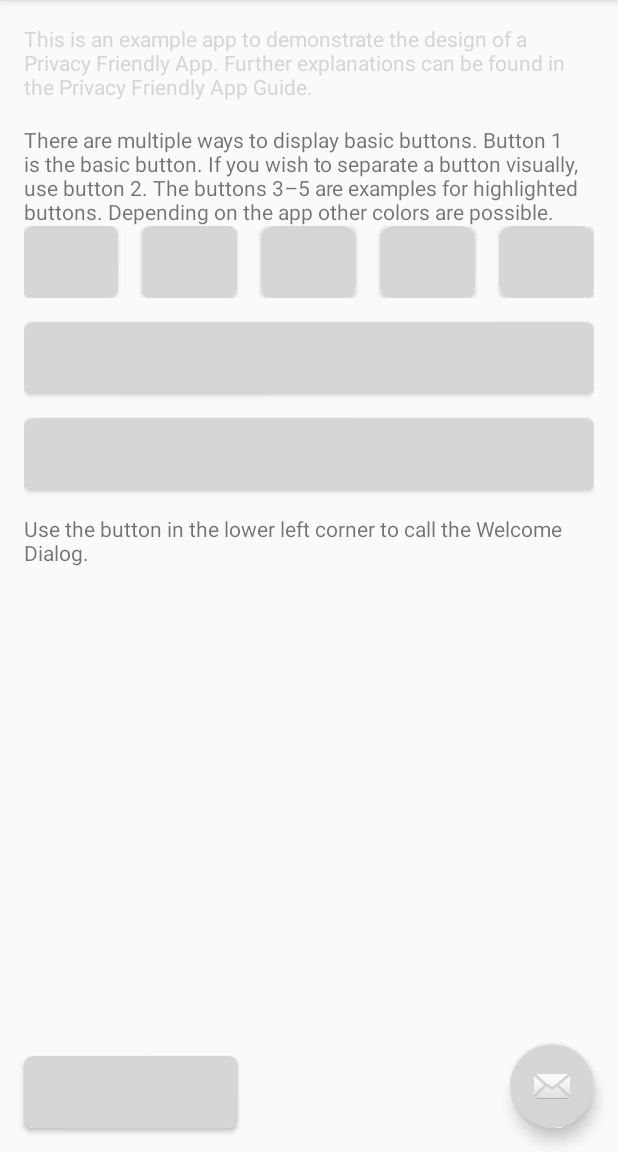
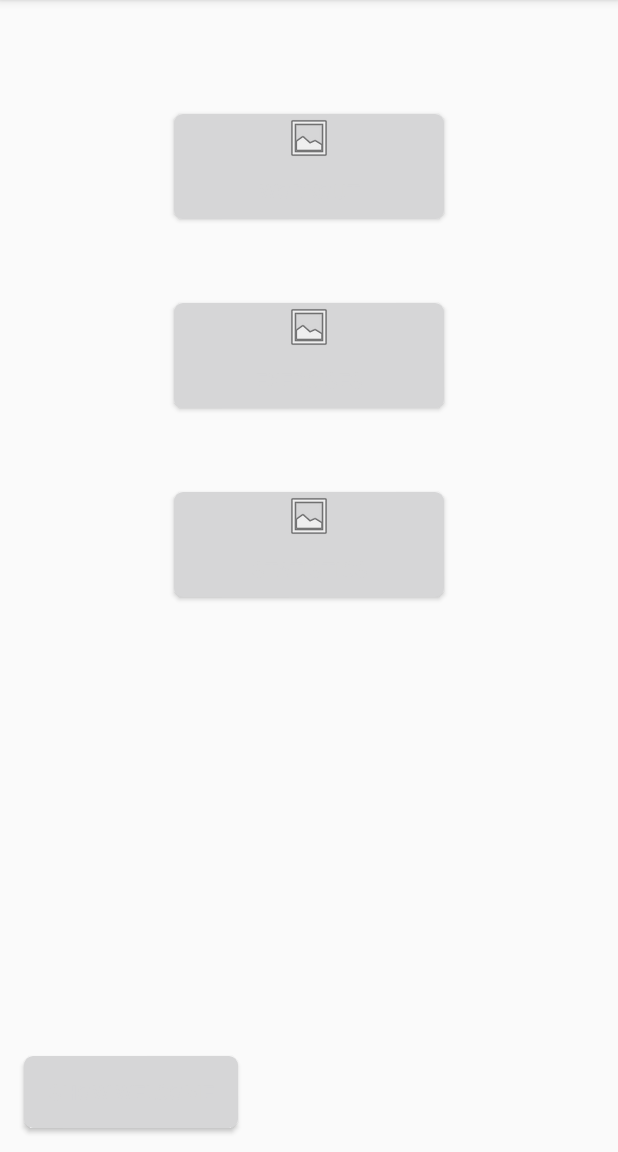
Before and after one commit to SecUSo/privacy-friendly-interval-timer, an Android app: the screen it shows after launch (MainActivity), on a phone screen of 412 x 824 dp, the part 84-1236 px from its top. Run offline under Robolectric (Android 15) with nearby library versions, the phone set to English and light mode, and no system bars.

Commit message:
main gui rework

```diff
--- a/app/src/main/java/org/secuso/privacyfriendlyexample/BaseActivity.java
+++ b/app/src/main/java/org/secuso/privacyfriendlyexample/BaseActivity.java
@@ -133,7 +133,7 @@ public class BaseActivity extends AppCompatActivity implements OnNavigationItemS
         Intent intent;
 
         switch(itemId) {
-            case R.id.nav_example:
+            case R.id.nav_main:
                 intent = new Intent(this, MainActivity.class);
                 intent.setFlags(Intent.FLAG_ACTIVITY_CLEAR_TOP);
                 startActivity(intent);
--- a/app/src/main/res/layout/app_bar_main.xml
+++ b/app/src/main/res/layout/app_bar_main.xml
@@ -12,14 +12,6 @@
 
     <include layout="@layout/content_main" />
 
-    <android.support.design.widget.FloatingActionButton
-        android:id="@+id/fab"
-        android:layout_width="wrap_content"
-        android:layout_height="wrap_content"
-        android:layout_gravity="bottom|end"
-        android:layout_margin="@dimen/fab_margin"
-        android:src="@android:drawable/ic_dialog_email" />
-
     <Button
         android:id="@+id/button_welcomedialog"
         android:layout_width="wrap_content"
--- a/app/src/main/res/layout/content_main.xml
+++ b/app/src/main/res/layout/content_main.xml
@@ -14,104 +14,46 @@
     tools:context="org.secuso.privacyfriendlyexample.MainActivity"
     tools:showIn="@layout/app_bar_main"
     android:orientation="vertical"
-    style="@style/AlertDialog.AppCompat">
-
-    <TextView
-        android:id="@+id/main_text_title"
-        android:layout_width="match_parent"
-        android:layout_height="wrap_content"
-        android:layout_marginBottom="@dimen/activity_vertical_margin"
-        android:text="@string/main_text_title"
-        android:textColor="@color/black"/>
-
-    <TextView
-        android:id="@+id/main_text_normalbutton_desc"
-        android:layout_width="match_parent"
-        android:layout_height="wrap_content"
-        android:text="@string/main_text_normalbutton_desc"/>
-
-    <LinearLayout
-        android:layout_width="match_parent"
-        android:layout_height="wrap_content"
-        android:paddingBottom="@dimen/activity_vertical_margin"
-        android:weightSum="5">
-
-        <Button
-            android:layout_width="0dp"
-            android:layout_height="wrap_content"
-            android:background="@drawable/button_normal"
-            android:layout_weight="1"
-            android:layout_marginEnd="@dimen/activity_horizontal_margin"
-            android:text="@string/main_button_1"
-            android:textColor="@color/white"
-            android:id="@+id/main_button_1"
-            android:onClick="onClick"/>
-        <Button
-            android:layout_width="0dp"
-            android:layout_height="wrap_content"
-            android:background="@drawable/button_middleblue"
-            android:layout_weight="1"
-            android:layout_marginEnd="@dimen/activity_horizontal_margin"
-            android:text="@string/main_button_2"
-            android:textColor="@color/white"
-            android:id="@+id/main_button_2"
-            android:onClick="onClick"/>
-        <Button
-            android:layout_width="0dp"
-            android:layout_height="wrap_content"
-            android:background="@drawable/button_highlighted"
-            android:layout_weight="1"
-            android:layout_marginEnd="@dimen/activity_horizontal_margin"
-            android:text="@string/main_button_3"
-            android:textColor="@color/white"
-            android:id="@+id/main_button_3"
-            android:onClick="onClick"/>
-        <Button
-            android:layout_width="0dp"
-            android:layout_height="wrap_content"
-            android:background="@drawable/button_highlighted_2"
-            android:layout_weight="1"
-            android:layout_marginEnd="@dimen/activity_horizontal_margin"
-            android:text="@string/main_button_4"
-            android:textColor="@color/white"
-            android:id="@+id/main_button_4"
-            android:onClick="onClick"/>
-        <Button
-            android:layout_width="0dp"
-            android:layout_height="wrap_content"
-            android:background="@drawable/button_highlighted_3"
-            android:layout_weight="1"
-            android:layout_marginEnd="0dp"
-            android:text="@string/main_button_5"
-            android:textColor="@color/white"
-            android:id="@+id/main_button_5"
-            android:onClick="onClick"/>
-
-    </LinearLayout>
+    style="@style/AlertDialog.AppCompat"
+    android:weightSum="1">
 
     <Button
         android:layout_marginBottom="@dimen/activity_vertical_margin"
-        android:layout_width="match_parent"
-        android:layout_height="wrap_content"
+        android:layout_marginTop="60dp"
+        android:layout_width="180dp"
+        android:layout_height="70dp"
         android:textColor="@color/white"
         android:background="@drawable/button_fullwidth"
-        android:text="@string/main_button_text"
-        android:id="@+id/main_button"
-        android:onClick="onClick"/>
+        android:text="@string/workout_button_text"
+        android:id="@+id/workout_button"
+        android:drawableTop="@drawable/ic_menu_gallery"
+        android:onClick="onClick"
+        android:layout_gravity="center"/>
 
     <Button
         android:layout_marginBottom="@dimen/activity_vertical_margin"
-        android:layout_width="match_parent"
-        android:layout_height="wrap_content"
+        android:layout_marginTop="40dp"
+        android:layout_width="180dp"
+        android:layout_height="70dp"
         android:textColor="@color/white"
-        android:background="@drawable/button_disabled"
-        android:text="@string/main_button_disabled_text"
-        android:id="@+id/main_button_disabled"
-        android:onClick="onClick"/>
+        android:background="@drawable/button_fullwidth"
+        android:text="@string/exercises_button_text"
+        android:id="@+id/exercises_button"
+        android:drawableTop="@drawable/ic_menu_gallery"
+        android:onClick="onClick"
+        android:layout_gravity="center" />
 
-    <TextView
-        android:layout_width="match_parent"
-        android:layout_height="wrap_content"
-        android:text="@string/main_button_welcomedialog_text"/>
+    <Button
+        android:layout_marginBottom="@dimen/activity_vertical_margin"
+        android:layout_marginTop="40dp"
+        android:layout_width="180dp"
+        android:layout_height="70dp"
+        android:textColor="@color/white"
+        android:background="@drawable/button_fullwidth"
+        android:text="@string/statistics_button_text"
+        android:id="@+id/statistics_button"
+        android:drawableTop="@drawable/ic_menu_gallery"
+        android:onClick="onClick"
+        android:layout_gravity="center" />
 
 </LinearLayout>
--- a/app/src/main/res/menu/activity_main_drawer.xml
+++ b/app/src/main/res/menu/activity_main_drawer.xml
@@ -4,13 +4,17 @@
     <group android:id="@+id/nav_group_main"
         android:checkableBehavior="all">
         <item
-            android:id="@+id/nav_example"
+            android:id="@+id/nav_main"
             android:icon="@drawable/ic_menu_gallery"
             android:title="@string/action_main" />
         <item
             android:id="@+id/nav_game"
             android:icon="@drawable/ic_menu_gallery"
-            android:title="@string/action_game" />
+            android:title="@string/action_exercises" />
+        <item
+            android:id="@+id/nav_statistics"
+            android:icon="@drawable/ic_menu_gallery"
+            android:title="@string/action_statistics" />
     </group>
 
     <group android:id="@+id/nav_group_add"
--- a/app/src/main/res/values/strings.xml
+++ b/app/src/main/res/values/strings.xml
@@ -7,14 +7,16 @@
     <string name="action_about">About</string>
     <string name="action_settings">Settings</string>
     <string name="action_main">Main</string>
-    <string name="action_game">Game</string>
+    <string name="action_exercises">Exercises</string>
+    <string name="action_statistics">Statistics</string>
 
     <string name="navigation_drawer_open">Open navigation drawer</string>
     <string name="navigation_drawer_close">Close navigation drawer</string>
 
     <!-- ###MAIN### -->
-    <string name="main_button_text">Full Width Button</string>
-    <string name="main_button_disabled_text">Inactive Button</string>
+    <string name="workout_button_text">Workout</string>
+    <string name="exercises_button_text">Exercises</string>
+    <string name="statistics_button_text">Statistics</string>
     <string name="main_button_1">1</string>
     <string name="main_button_2">2</string>
     <string name="main_button_3">3</string>
```
Also changed, not shown: app/src/main/java/org/secuso/privacyfriendlyexample/MainActivity.java (+8 -2 lines), app/src/main/res/layout/content_main_example.xml (added, +119 -0 lines), 1 other file.
